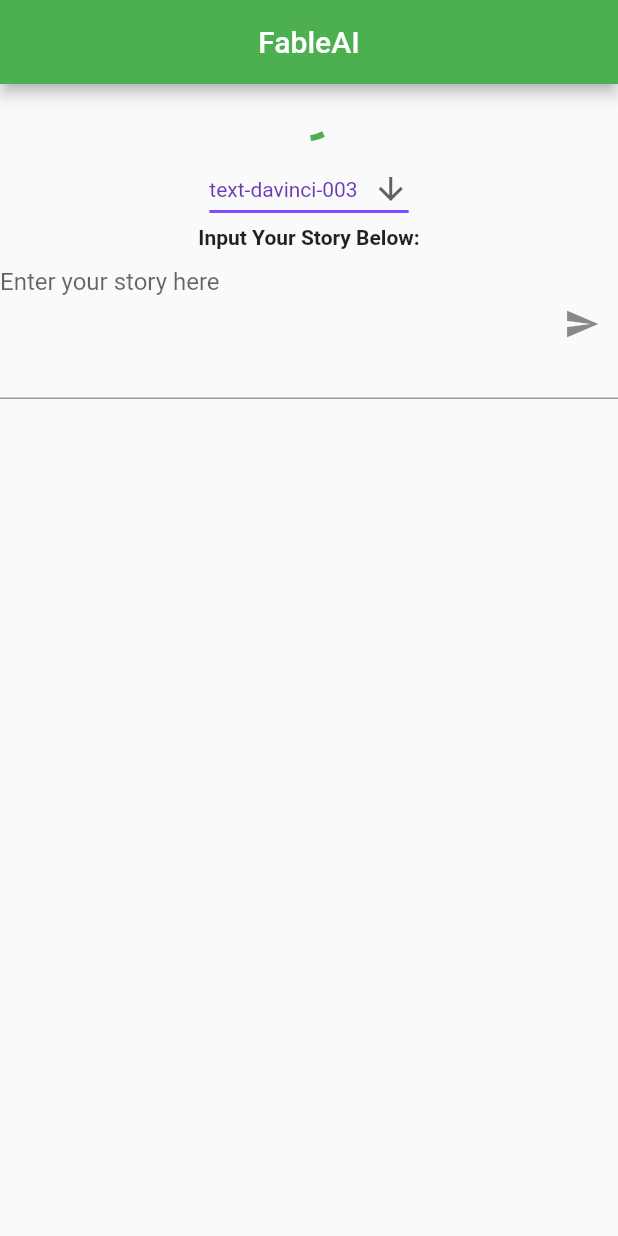
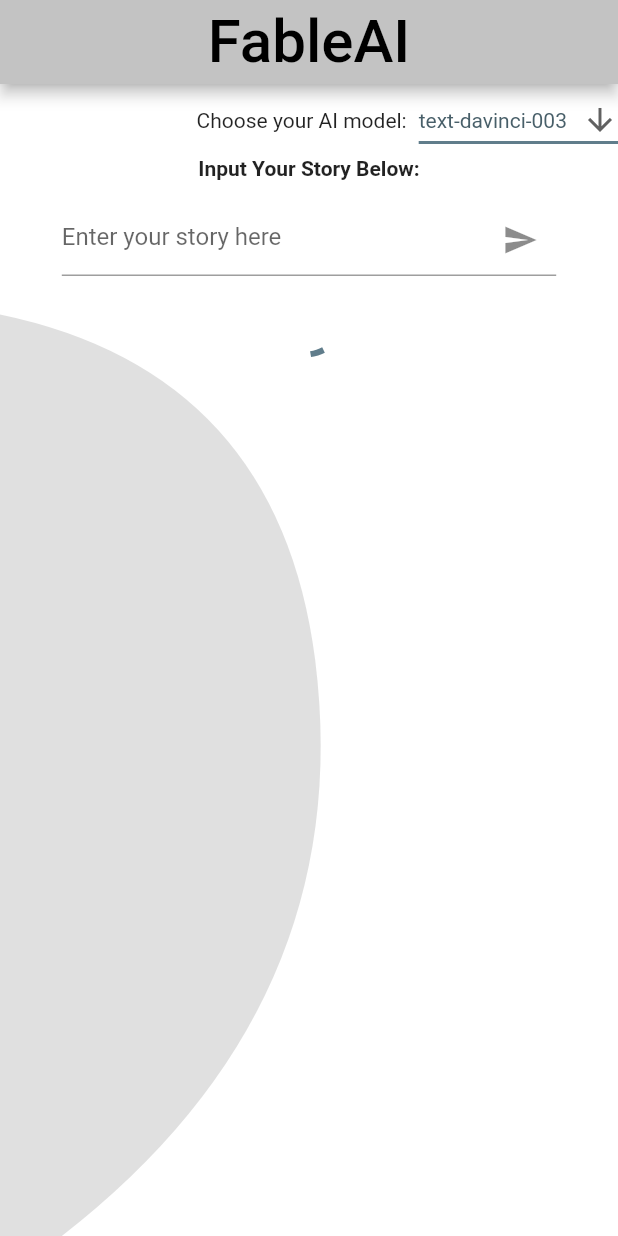
Before and after one commit to mealilo/FableAI, a Flutter app: the screen it shows after launch, on a phone screen of 412 x 824 dp. Run offline on Flutter 3.47's test engine with Material 2 defaults, Android fonts, the phone set to English and light mode, and no system bars.

Commit message:
UI changes

```diff
--- a/fableai/lib/main.dart
+++ b/fableai/lib/main.dart
@@ -18,21 +18,17 @@
       title: 'FableAI',
       theme: ThemeData(
         // This is the theme of your application.
-        //
-        // Try running your application with "flutter run". You'll see the
-        // application has a blue toolbar. Then, without quitting the app, try
-        // changing the primarySwatch below to Colors.green and then invoke
-        // "hot reload" (press "r" in the console where you ran "flutter run",
-        // or simply save your changes to "hot reload" in a Flutter IDE).
-        // Notice that the counter didn't reset back to zero; the application
-        // is not restarted.
-        primarySwatch: Colors.green,
+        primarySwatch: Colors.blueGrey,
       ),
       home: Scaffold(
           appBar: AppBar(
-            backgroundColor: Colors.green,
+            backgroundColor: Color.fromARGB(255, 195, 195, 195),
+            foregroundColor: Colors.black,
             centerTitle: true,
-            title: const Text('FableAI'),
+            title: const Text(
+              'FableAI',
+              style: TextStyle(fontSize: 40),
+            ),
           ),
           // Calls the MyTextInput
           body: Home()),
@@ -72,23 +68,27 @@
   @override
   Widget build(BuildContext context) {
     return Scaffold(
-        body: Column(children: [
-      response == null
-          ? const Center(child: CircularProgressIndicator())
-          : SingleChildScrollView(
-              scrollDirection: Axis.vertical,
-              child: Text(response!.choices![0]["text"].toString())),
-      const SizedBox(
-        height: 10,
+        body: CustomPaint(
+      painter: BackgroundPainter(),
+      child: Column(children: [
+        Row(children: <Widget>[
+          const Expanded(
+            child: Padding(
+              padding: EdgeInsets.only(right: 8.0),
+              child: Text(
+                'Choose your AI model:',
+                textAlign: TextAlign.right,
+              ),
+            ),
           ),
           DropdownButton<String>(
             value: dropdownValue,
-        icon: const Icon(Icons.arrow_downward),
+            icon: Icon(Icons.arrow_downward),
             elevation: 16,
-        style: const TextStyle(color: Colors.deepPurple),
+            style: const TextStyle(color: Color.fromARGB(255, 72, 95, 105)),
             underline: Container(
               height: 2,
-          color: Colors.deepPurpleAccent,
+              color: Colors.blueGrey,
             ),
             onChanged: (String? value) {
               // This is called when the user selects an item.
@@ -103,14 +103,19 @@
               );
             }).toList(),
           ),
+        ]),
         const Text(
           'Input Your Story Below:',
           style: TextStyle(fontWeight: FontWeight.bold),
         ),
-      TextField(
+        Padding(
+          padding: EdgeInsets.symmetric(
+              vertical: 16.0,
+              horizontal: ((MediaQuery.of(context).size.width) * 0.1)),
+          child: TextField(
               keyboardType: TextInputType.multiline,
               maxLines: null,
-          minLines: 4,
+              minLines: 1,
               controller: myController,
               decoration: InputDecoration(
                 hintText: "Enter your story here",
@@ -123,7 +128,69 @@
               ),
               onSubmitted: (String str) {
                 _getData(str, dropdownValue);
-          })
-    ]));
+              }),
+        ),
+        response == null
+            ? const Center(child: CircularProgressIndicator())
+            : SingleChildScrollView(
+                scrollDirection: Axis.vertical,
+                child: Padding(
+                  padding: EdgeInsets.symmetric(
+                      vertical: 16.0,
+                      horizontal: ((MediaQuery.of(context).size.width) * 0.1)),
+                  child: Text(response!.choices![0]["text"].toString()),
+                )),
+      ]),
+    ));
   }
 }
+
+class BackgroundPainter extends CustomPainter {
+  @override
+  void paint(Canvas canvas, Size size) {
+    final height = size.height;
+    final width = size.width;
+    Paint paint = Paint();
+
+    Path mainBackground = Path();
+    mainBackground.addRect(Rect.fromLTRB(0, 0, width, height));
+    paint.color = Color.fromARGB(255, 255, 255, 255);
+    canvas.drawPath(mainBackground, paint);
+
+    Path ovalPath = Path();
+    // Start paint from 20% height to the left
+    ovalPath.moveTo(0, height * 0.2);
+    // paint a curve to the middle of the screen
+    ovalPath.quadraticBezierTo(
+        width * 0.45, height * 0.25, width * 0.51, height * 0.5);
+    // paint a curve to the bottom of screen
+    ovalPath.quadraticBezierTo(width * 0.58, height * 0.8, width * 0.1, height);
+    // draw remaining
+    ovalPath.lineTo(0, height);
+    // close line
+    ovalPath.close();
+
+    paint.color = Colors.grey.shade300;
+    canvas.drawPath(ovalPath, paint);
+  }
+
+  @override
+  bool shouldRepaint(CustomPainter oldDelegate) {
+    return oldDelegate != this;
+  }
+}
+
+
+              // FutureBuilder<String?>(
+              //   future: getData(myController.text),
+              //   builder: (context, snapshot) {
+              //     if (snapshot.hasError) {
+              //       final error = snapshot.error;
+              //       return Text('$error');
+              //     } else if (snapshot.hasData) {
+              //       String data = snapshot.data!;
+              //       return Text(data);
+              //     } else {
+              //       return const CircularProgressIndicator();
+              //     }
+              //   }, //Testing
```
Lines whose indentation alone changed are shown as unchanged.
